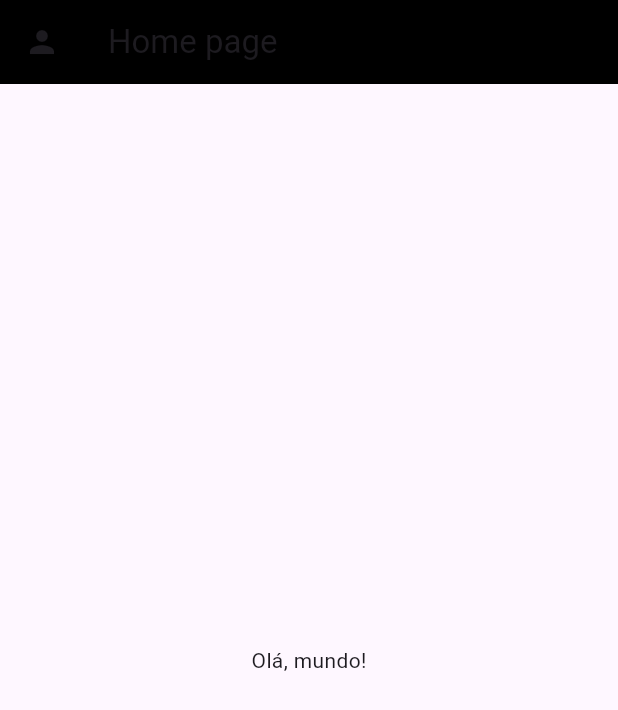
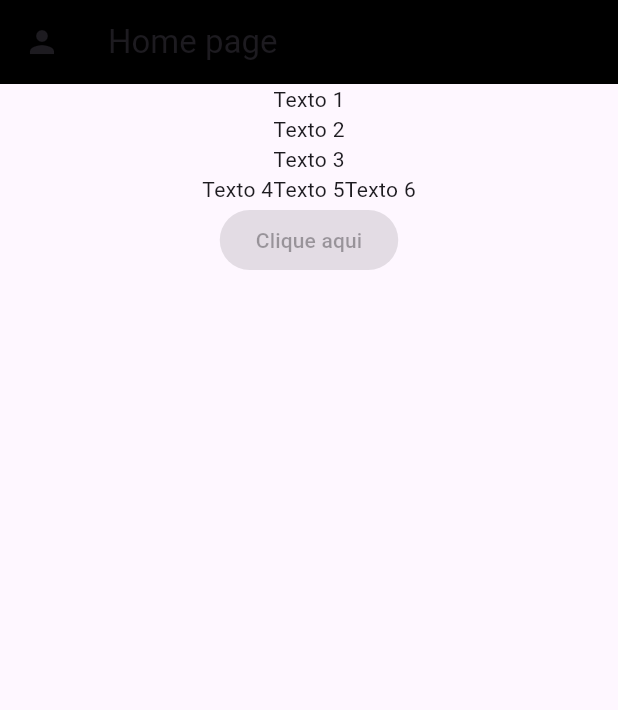
Before and after one commit to Dragonrhs/Flutter_Pae, a Flutter app: the screen it shows after launch, on a phone screen of 412 x 824 dp. Shown: the top 710 px of the screen. Run offline on Flutter 3.47's test engine with Material 3 defaults, Android fonts, the phone set to English and light mode, and no system bars.

Commit message:
<feat>[]: buttom

```diff
--- a/Aula2/aula2_flutter/lib/main.dart
+++ b/Aula2/aula2_flutter/lib/main.dart
@@ -35,6 +35,7 @@ class Homepage extends StatelessWidget{
     // return Container(
     //   color: Colors.blue
     // );
+
   return Scaffold(
     appBar: AppBar(
       title: const Text("Home page"),
@@ -42,9 +43,34 @@ class Homepage extends StatelessWidget{
       leading: const Icon(Icons.person),
     ),
 
-    body: const Center(
-      child: Text("Olá, mundo!"),
-    ),
+
+
+
+    body: const Column(
+        children: [
+          Text("Texto 1"),
+          Text("Texto 2"),
+          Text("Texto 3"),
+          Row(mainAxisAlignment: MainAxisAlignment.center,
+          children: [
+             Text("Texto 4"),
+             Text("Texto 5"),
+             Text("Texto 6"),
+          ],
+          ),
+
+
+        ElevatedButton(
+          onPressed:null,
+
+          child: Text("Clique aqui")
+        ),
+
+
+
+        ]
+      )
+
 
   );
 
```
